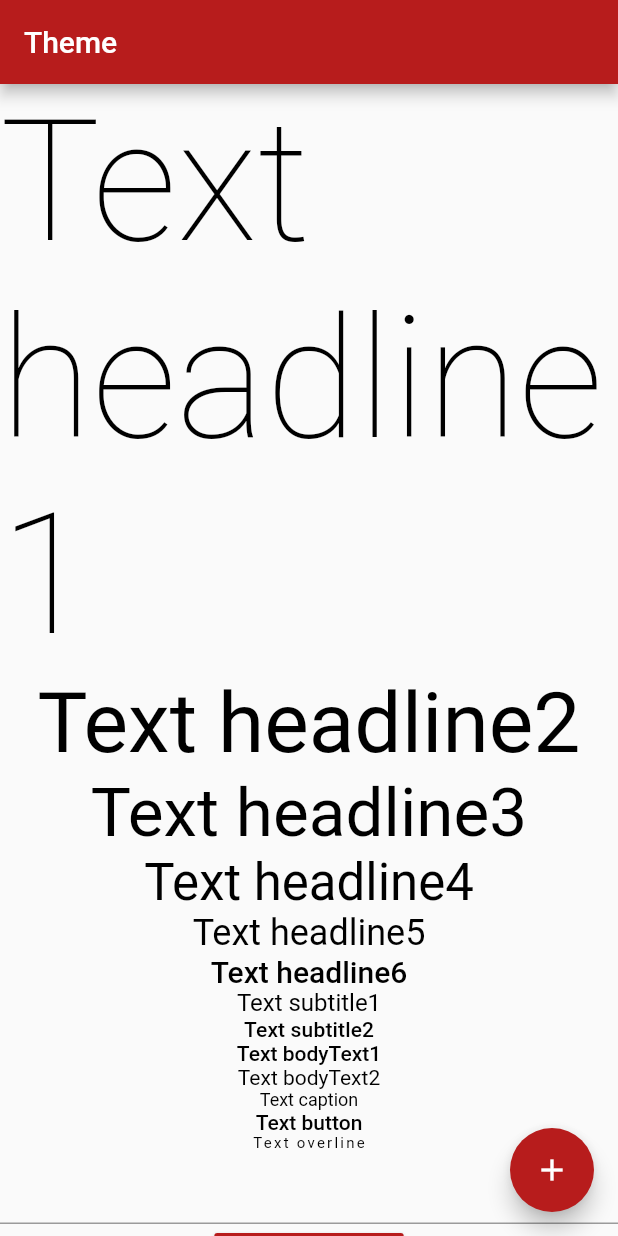
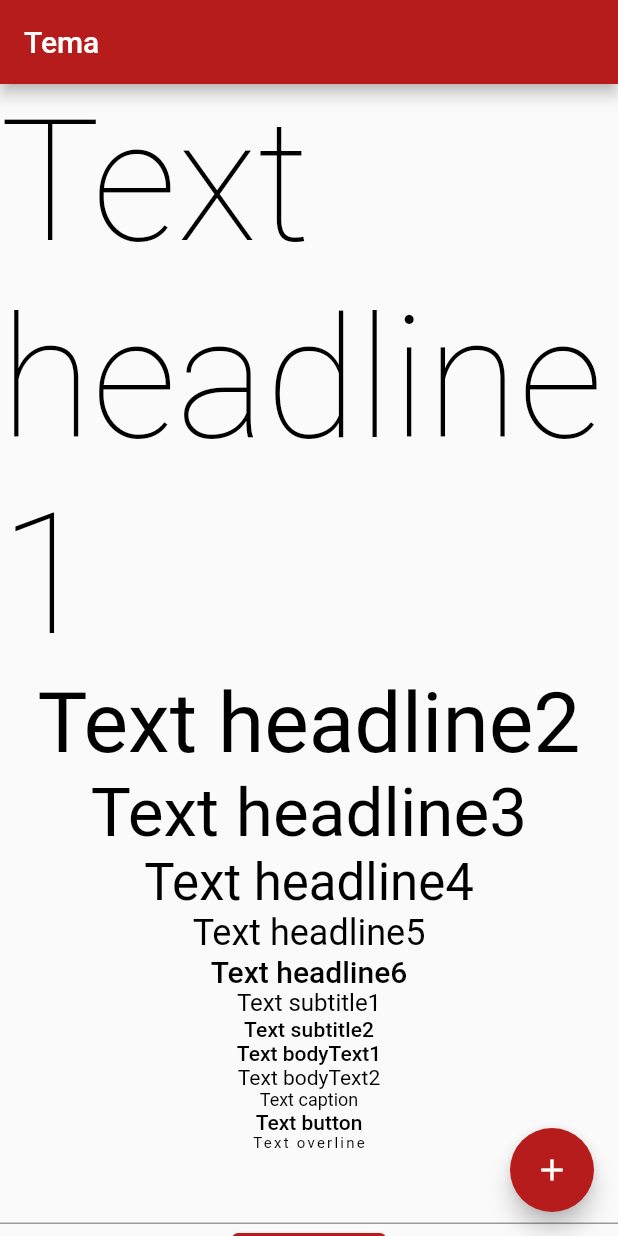
Before and after one commit to frans-hidayat/my_base_flutter, a Flutter app: the screen it shows after launch, after a tap on the "add" icon, on a phone screen of 412 x 824 dp. Run offline on Flutter 3.47's test engine with Material 2 defaults, Android fonts, the phone set to English and light mode, and no system bars; our stand-ins replace shared_preferences.

```diff
--- a/lib/cores/themes/app_theme.dart
+++ b/lib/cores/themes/app_theme.dart
@@ -1,17 +1,15 @@
 import 'package:flutter/material.dart';
 import 'app_colors.dart';
 
-enum AppThemeType { Maroon, Dark, Green }
+enum AppThemeType { maroon, dark, green }
 
 Color _textColorLight = Colors.black;
 Color _textColorDark = Colors.white;
 
 final appTheme = {
-  AppThemeType.Maroon: ThemeData(
-    primarySwatch: AppColors.maroon,
+  AppThemeType.maroon: ThemeData(
     primaryColor: AppColors.maroon,
-    accentColor: AppColors.maroon[50],
-    iconTheme: IconThemeData(
+    iconTheme: const IconThemeData(
       color: AppColors.maroon,
     ),
     textTheme: TextTheme(
@@ -29,19 +27,19 @@ final appTheme = {
       button: TextStyle(color: _textColorLight),
       overline: TextStyle(color: _textColorLight),
     ),
-    buttonTheme: ButtonThemeData(textTheme: ButtonTextTheme.accent),
-    floatingActionButtonTheme: FloatingActionButtonThemeData(
+    buttonTheme: const ButtonThemeData(textTheme: ButtonTextTheme.accent),
+    floatingActionButtonTheme: const FloatingActionButtonThemeData(
       backgroundColor: AppColors.maroon,
       foregroundColor: Colors.white,
     ),
     visualDensity: VisualDensity.adaptivePlatformDensity,
     scaffoldBackgroundColor: AppColors.maroon[50],
+    colorScheme: ColorScheme.fromSwatch(primarySwatch: AppColors.maroon)
+        .copyWith(secondary: AppColors.maroon[50]),
   ),
-  AppThemeType.Dark: ThemeData(
-    primarySwatch: AppColors.black,
+  AppThemeType.dark: ThemeData(
     primaryColor: AppColors.black,
-    accentColor: AppColors.black[50],
-    iconTheme: IconThemeData(
+    iconTheme: const IconThemeData(
       color: AppColors.black,
     ),
     textTheme: TextTheme(
@@ -59,20 +57,19 @@ final appTheme = {
       button: TextStyle(color: _textColorDark),
       overline: TextStyle(color: _textColorDark),
     ),
-    buttonTheme: ButtonThemeData(textTheme: ButtonTextTheme.accent),
+    buttonTheme: const ButtonThemeData(textTheme: ButtonTextTheme.accent),
     floatingActionButtonTheme: FloatingActionButtonThemeData(
       backgroundColor: AppColors.black,
       foregroundColor: AppColors.black[50],
     ),
-    buttonColor: _textColorDark,
     visualDensity: VisualDensity.adaptivePlatformDensity,
     scaffoldBackgroundColor: AppColors.black[800],
+    colorScheme: ColorScheme.fromSwatch(primarySwatch: AppColors.black)
+        .copyWith(secondary: AppColors.black[50]),
   ),
-  AppThemeType.Green: ThemeData(
-    primarySwatch: AppColors.green,
+  AppThemeType.green: ThemeData(
     primaryColor: AppColors.green,
-    accentColor: AppColors.green[50],
-    iconTheme: IconThemeData(
+    iconTheme: const IconThemeData(
       color: AppColors.green,
     ),
     textTheme: TextTheme(
@@ -90,13 +87,14 @@ final appTheme = {
       button: TextStyle(color: _textColorLight),
       overline: TextStyle(color: _textColorLight),
     ),
-    buttonTheme: ButtonThemeData(textTheme: ButtonTextTheme.accent),
-    floatingActionButtonTheme: FloatingActionButtonThemeData(
+    buttonTheme: const ButtonThemeData(textTheme: ButtonTextTheme.accent),
+    floatingActionButtonTheme: const FloatingActionButtonThemeData(
       backgroundColor: AppColors.green,
       foregroundColor: Colors.white,
     ),
-    buttonColor: _textColorDark,
     visualDensity: VisualDensity.adaptivePlatformDensity,
     scaffoldBackgroundColor: AppColors.green[50],
+    colorScheme: ColorScheme.fromSwatch(primarySwatch: AppColors.green)
+        .copyWith(secondary: AppColors.green[50]),
   )
 };
--- a/lib/cores/themes/dynamic_theme.dart
+++ b/lib/cores/themes/dynamic_theme.dart
@@ -4,16 +4,15 @@ import 'package:my_base_flutter/cores/themes/app_theme.dart';
 import 'package:shared_preferences/shared_preferences.dart';
 import 'package:flutter/material.dart';
 
-typedef ThemedWidgetBuilder = Widget Function(
-    BuildContext context, AppThemeType data);
+typedef ThemedWidgetBuilder = Widget Function(BuildContext context, AppThemeType data);
 
 typedef ThemeDataWithBrightnessBuilder = ThemeData Function(AppThemeType type);
 
 class DynamicTheme extends StatefulWidget {
-  const DynamicTheme({
-    Key key,
-    this.themedWidgetBuilder,
-    this.defaultTheme = AppThemeType.Maroon,
+  DynamicTheme({
+    Key? key,
+    required this.themedWidgetBuilder,
+    this.defaultTheme = AppThemeType.maroon,
   }) : super(key: key);
 
   /// Builder that gets called when the brightness or theme changes
@@ -27,13 +26,13 @@ class DynamicTheme extends StatefulWidget {
   @override
   DynamicThemeState createState() => DynamicThemeState();
 
-  static DynamicThemeState of(BuildContext context) {
-    return context.findAncestorStateOfType<State<DynamicTheme>>();
+  static DynamicThemeState? of(BuildContext context) {
+    return context.findAncestorStateOfType<DynamicThemeState>();
   }
 }
 
 class DynamicThemeState extends State<DynamicTheme> {
-  AppThemeType _appThemeType;
+  late AppThemeType _appThemeType;
 
   AppThemeType get appThemeType => _appThemeType;
   static const String _sharedPreferencesKey = 'appThemeType';
--- a/lib/features/main_screen.dart
+++ b/lib/features/main_screen.dart
@@ -1,8 +1,10 @@
 import 'dart:math';
 
 import 'package:flutter/material.dart';
+import 'package:intl/intl.dart';
 import 'package:my_base_flutter/cores/themes/app_theme.dart';
 import 'package:my_base_flutter/cores/themes/dynamic_theme.dart';
+import 'package:my_base_flutter/generated/l10n.dart';
 
 class MainScreen extends StatefulWidget {
   @override
@@ -14,7 +16,7 @@ class _MainScreenState extends State<MainScreen> {
   Widget build(BuildContext context) {
     return Scaffold(
       appBar: AppBar(
-        title: Text("Theme"),
+        title: Text(AppLocalizations.of(context).theme),
       ),
       body: SingleChildScrollView(
         child: Column(
@@ -71,20 +73,26 @@ class _MainScreenState extends State<MainScreen> {
               "Text overline",
               style: Theme.of(context).textTheme.overline,
             ),
-            TextField(),
-            RaisedButton(
+            const TextField(),
+            ElevatedButton(
               onPressed: () {
                 DynamicTheme.of(context)
-                    .setAppThemeType(AppThemeType.values[Random().nextInt(3)]);
+                    ?.setAppThemeType(AppThemeType.values[Random().nextInt(3)]);
+
+                if (Intl.getCurrentLocale() == "en") {
+                  AppLocalizations.load(const Locale("id"));
+                } else {
+                  AppLocalizations.load(const Locale("en"));
+                }
               },
-              child: Text("Change Theme"),
+              child: Text(AppLocalizations.of(context).change_theme),
             )
           ],
         ),
       ),
       floatingActionButton: FloatingActionButton(
         onPressed: () {},
-        child: Icon(Icons.add),
+        child: const Icon(Icons.add),
       ),
     );
   }
--- a/lib/l10n/intl_en.arb
+++ b/lib/l10n/intl_en.arb
@@ -1 +1,4 @@
-{}
+{
+    "theme" : "Theme",
+    "change_theme" : "Change Theme"
+}
--- a/lib/l10n/intl_id.arb
+++ b/lib/l10n/intl_id.arb
@@ -1 +1,4 @@
-{}
+{
+    "theme" : "Tema",
+    "change_theme" : "Ubah Tema"
+}
--- a/lib/main.dart
+++ b/lib/main.dart
@@ -9,7 +9,7 @@ import 'package:shared_preferences/shared_preferences.dart';
 void main() async {
   WidgetsFlutterBinding.ensureInitialized();
   final SharedPreferences prefs = await SharedPreferences.getInstance();
-  int appThemeIndex = prefs.getInt("appThemeType") ?? AppThemeType.Maroon.index;
+  int appThemeIndex = prefs.getInt("appThemeType") ?? AppThemeType.maroon.index;
   runApp(MyApp(appThemeIndex));
 }
 
@@ -24,10 +24,10 @@ class MyApp extends StatelessWidget {
       defaultTheme: AppThemeType.values[appThemeIndex],
       themedWidgetBuilder: (context, type) {
         return MaterialApp(
-          title: 'Vier',
+          title: 'FraMe',
           theme: appTheme[type],
           locale: const Locale('id'),
-          localizationsDelegates: [
+          localizationsDelegates: const [
             AppLocalizations.delegate,
             GlobalMaterialLocalizations.delegate,
             GlobalWidgetsLocalizations.delegate,
```
Also changed, not shown: analysis_options.yaml (added, +29 -0 lines), pubspec.yaml (+23 -7 lines), lib/generated/intl/messages_all.dart, lib/generated/intl/messages_en.dart, lib/generated/intl/messages_id.dart, lib/generated/l10n.dart, pubspec.lock, 91 other files.
